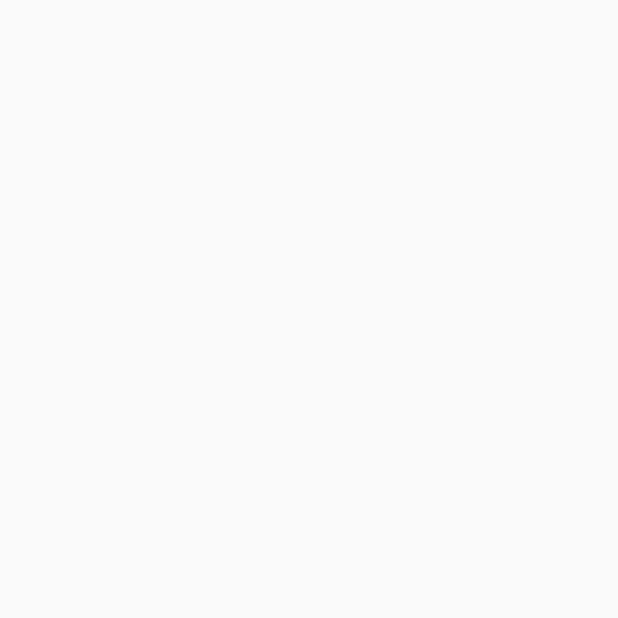
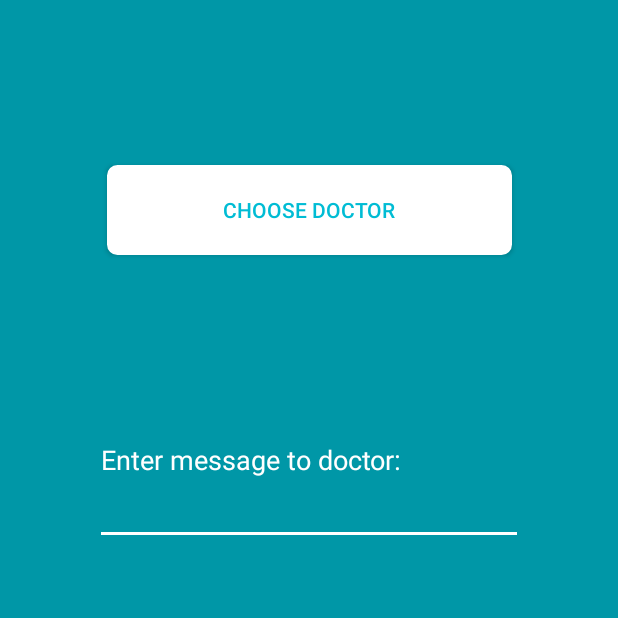
Before and after one commit to parvs1/SMARThex, an Android app: the DoctorContact screen opened directly, with no data from a screen before it, on a phone screen of 412 x 824 dp, the top half of it. Before the commit the part shown is empty. Run offline under Robolectric (Android 15) with nearby library versions, the phone set to English and light mode, and no system bars.

Commit message:
final app for demo day

```diff
--- a/app/src/main/java/com/example/medication_app/Dashboard.java
+++ b/app/src/main/java/com/example/medication_app/Dashboard.java
@@ -535,9 +535,9 @@ public class Dashboard extends AppCompatActivity implements Serializable
 				Tag tag = intent.getParcelableExtra(NfcAdapter.EXTRA_TAG);
 
 				Intent Level2Receiver = new Intent(this, Alarm2Receiver.class);
-				boolean isActive = (PendingIntent.getBroadcast(this, 992, Level2Receiver, PendingIntent.FLAG_NO_CREATE)) != null; //check if Level 2 alarm is active
+				boolean isActive = true; //(PendingIntent.getBroadcast(this, 992, Level2Receiver, PendingIntent.FLAG_NO_CREATE)) != null; //check if Level 2 alarm is active
 
-				if (getTextFromTag(tag).equals(nfcID)) {
+				if (getTextFromTag(tag).equals(nfcID) && isActive) {
 
 					Toast.makeText(this, "Confirmed! Thank you for taking your medication!", Toast.LENGTH_LONG).show();
 
--- a/app/src/main/java/com/example/medication_app/DoctorContact.java
+++ b/app/src/main/java/com/example/medication_app/DoctorContact.java
@@ -1,13 +1,78 @@
 package com.example.medication_app;
 
+import android.content.Context;
+import android.content.Intent;
+import android.database.Cursor;
+import android.net.Uri;
+import android.provider.ContactsContract;
 import android.support.v7.app.AppCompatActivity;
 import android.os.Bundle;
+import android.telephony.SmsManager;
+import android.view.View;
+import android.widget.Button;
+import android.widget.EditText;
+import android.widget.Toast;
+
+import java.io.FileOutputStream;
+import java.io.OutputStreamWriter;
 
 public class DoctorContact extends AppCompatActivity {
+
+    Button choose;
+    Button doc;
+    EditText message;
+    String univ;
+    public String ballas;
+    public final int PICK_CONTACT = 5;
 
     @Override
     protected void onCreate(Bundle savedInstanceState) {
         super.onCreate(savedInstanceState);
         setContentView(R.layout.activity_doctor_contact);
+
+        choose = findViewById(R.id.choosedoc);
+        doc = findViewById(R.id.doctor);
+        message = findViewById(R.id.messagetodoc);
+
+        choose.setOnClickListener(new View.OnClickListener() {
+            @Override
+            public void onClick(View v) {
+                Intent i = new Intent(Intent.ACTION_PICK, ContactsContract.CommonDataKinds.Phone.CONTENT_URI);
+                startActivityForResult(i, PICK_CONTACT);
+            }
+        });
+
+        ballas = message.getText().toString();
+
+        doc.setOnClickListener(new View.OnClickListener() {
+            @Override
+            public void onClick(View v) {
+                String smsMessage = message.getText().toString();
+
+                SmsManager.getDefault().sendTextMessage(univ, null, smsMessage, null, null);
+
+                Toast.makeText(getApplicationContext(),"Message successfully sent to doctor.", Toast.LENGTH_LONG).show();
+                doc.setVisibility(View.INVISIBLE);
+                finish();
+            }
+        });
+
+
+
+
+    }
+    @Override
+    protected void onActivityResult(int requestCode, int resultCode, Intent data) {
+        if (resultCode == RESULT_OK && requestCode == PICK_CONTACT)
+        {
+            Uri contactUri = data.getData();
+            Cursor cursor = getContentResolver().query(contactUri, null, null, null, null);
+            cursor.moveToFirst();
+            int column = cursor.getColumnIndex(ContactsContract.CommonDataKinds.Phone.NUMBER);
+            String buttonText = "Doctor Number" + cursor.getString(column);
+            choose.setText(buttonText);
+            univ = cursor.getString(column);
+            doc.setVisibility(View.VISIBLE);
+        }
     }
 }
--- a/app/src/main/java/com/example/medication_app/MainActivity.java
+++ b/app/src/main/java/com/example/medication_app/MainActivity.java
@@ -237,7 +237,7 @@ public class MainActivity extends AppCompatActivity {
         alarmReceiver.putExtra("requestCode", temp.alarmRequestCode);
 
         //Lets the other application continue the process as if we are owning it
-        alarmIntent = PendingIntent.getBroadcast(MainActivity.this, temp.alarmRequestCode, alarmReceiver, PendingIntent.FLAG_IMMUTABLE);
+        alarmIntent = PendingIntent.getBroadcast(MainActivity.this, temp.alarmRequestCode, alarmReceiver, PendingIntent.FLAG_ONE_SHOT);
 
         // Set the alarm to start at the Medicine time.
         Calendar calendar = Calendar.getInstance();
@@ -308,7 +308,7 @@ public class MainActivity extends AppCompatActivity {
             alarmReceiver.putExtra("requestCode", temp.alarmRequestCode);
 
             //Lets the other application continue the process as if we are owning it
-            alarmIntent = PendingIntent.getBroadcast(MainActivity.this, temp.alarmRequestCode, alarmReceiver, PendingIntent.FLAG_IMMUTABLE);
+            alarmIntent = PendingIntent.getBroadcast(MainActivity.this, temp.alarmRequestCode, alarmReceiver, PendingIntent.FLAG_ONE_SHOT);
 
             // Set the alarm to start at the Medicine time.
             Calendar calendar = Calendar.getInstance();
--- a/app/src/main/java/com/example/medication_app/Profile.java
+++ b/app/src/main/java/com/example/medication_app/Profile.java
@@ -53,8 +53,7 @@ public class Profile extends AppCompatActivity {
         view.setOnClickListener(new View.OnClickListener() {
             @Override
             public void onClick(View v) {
-                Intent l = new Intent(Profile.this, Dashboard.class);
-                startActivity(l);
+                finish();
             }
         });
 
--- a/app/src/main/res/layout/activity_doctor_contact.xml
+++ b/app/src/main/res/layout/activity_doctor_contact.xml
@@ -4,6 +4,53 @@
     xmlns:tools="http://schemas.android.com/tools"
     android:layout_width="match_parent"
     android:layout_height="match_parent"
-    tools:context=".DoctorContact">
+    tools:context=".DoctorContact"
+    android:background="#0097A7">
+
+    <Button
+        android:id="@+id/doctor"
+        android:layout_width="276dp"
+        android:layout_height="101dp"
+        android:layout_marginStart="131dp"
+        android:layout_marginTop="70dp"
+        android:layout_marginEnd="131dp"
+        android:background="@drawable/white_bg"
+        android:text="Send Text To My Doctor"
+        android:textColor="#00BCD4"
+        android:visibility="invisible"
+        app:layout_constraintEnd_toEndOf="parent"
+        app:layout_constraintStart_toStartOf="parent"
+        app:layout_constraintTop_toBottomOf="@+id/messagetodoc" />
+
+    <EditText
+        android:id="@+id/messagetodoc"
+        android:layout_width="285dp"
+        android:layout_height="113dp"
+        android:layout_marginStart="110dp"
+        android:layout_marginTop="250dp"
+        android:layout_marginEnd="110dp"
+        android:layout_marginBottom="56dp"
+        android:textColor="@android:color/white"
+        android:backgroundTint="@android:color/white"
+        android:textColorHint="@android:color/white"
+        android:hint="Enter message to doctor:"
+        app:layout_constraintBottom_toTopOf="@+id/doctor"
+        app:layout_constraintEnd_toEndOf="parent"
+        app:layout_constraintStart_toStartOf="parent"
+        app:layout_constraintTop_toTopOf="parent" />
+
+    <Button
+        android:id="@+id/choosedoc"
+        android:layout_width="wrap_content"
+        android:layout_height="wrap_content"
+        android:layout_marginStart="161dp"
+        android:layout_marginTop="110dp"
+        android:layout_marginEnd="161dp"
+        android:text="Choose Doctor"
+        app:layout_constraintEnd_toEndOf="parent"
+        app:layout_constraintStart_toStartOf="parent"
+        android:textColor="#00BCD4"
+        android:background="@drawable/white_bg"
+        app:layout_constraintTop_toTopOf="parent" />
 
 </android.support.constraint.ConstraintLayout>
--- a/app/src/main/res/layout/activity_edit_module.xml
+++ b/app/src/main/res/layout/activity_edit_module.xml
@@ -52,7 +52,7 @@
 
     <TextView
         android:id="@+id/timesList"
-        android:layout_width="161dp"
+        android:layout_width="175dp"
         android:layout_height="129dp"
         android:layout_marginStart="8dp"
         android:layout_marginTop="8dp"
```
Also changed, not shown: app/src/main/java/com/example/medication_app/EditModule.java (+14 -4 lines), app/src/main/java/com/example/medication_app/PharmaPrescription.java (+154 -0 lines), app/src/main/res/layout/activity_pharma_prescription.xml (+38 -16 lines).
